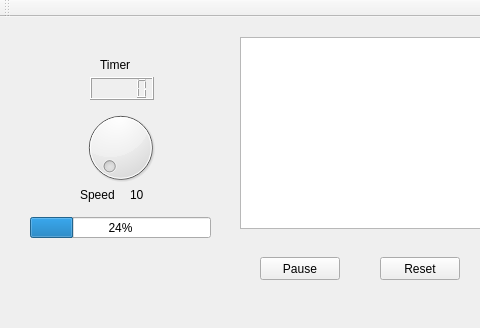
edmundormz/QT_Prueba_Final, file mainwindow.ui: the form before one commit; both pictures show x 0 to 480 and y 0 to 328 of the 710 by 328 pixel window.
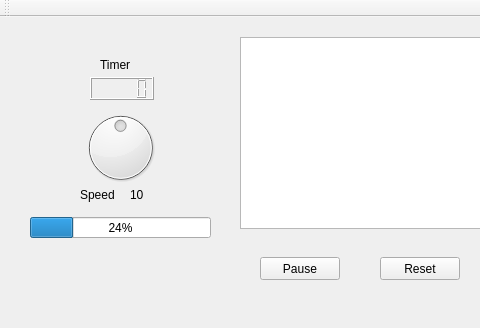
The form after the commit.

Commit message: Timer implemented

The edit to the form file:
```diff
--- a/mainwindow.ui
+++ b/mainwindow.ui
@@ -24,11 +24,14 @@
      </rect>
     </property>
     <property name="minimum">
-     <number>1</number>
+     <number>0</number>
     </property>
     <property name="maximum">
      <number>10</number>
     </property>
+    <property name="value">
+     <number>5</number>
+    </property>
    </widget>
    <widget class="QLCDNumber" name="lcdTimer">
     <property name="geometry">
@@ -215,8 +218,8 @@
      <rect>
       <x>130</x>
       <y>170</y>
-      <width>16</width>
-      <height>15</height>
+      <width>41</width>
+      <height>16</height>
      </rect>
     </property>
     <property name="text">
```
The commit also changes 2 other files.
